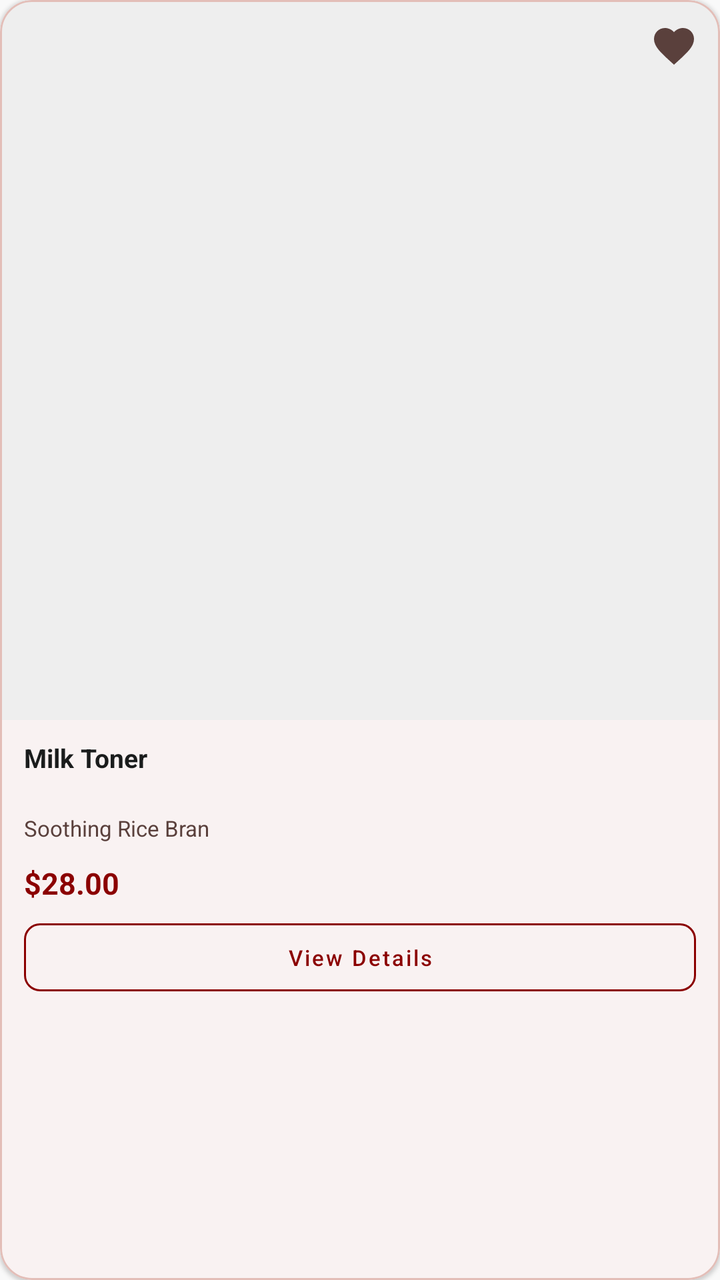
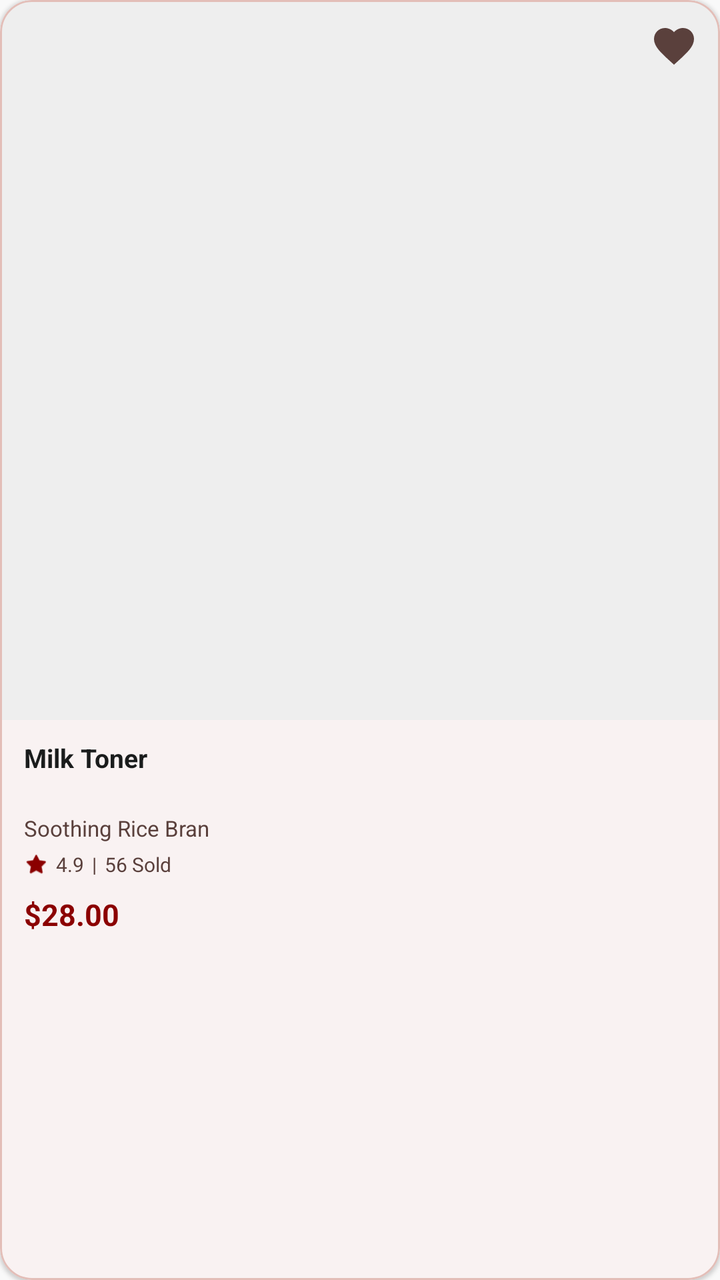

Compare the two renders of this Android layout. The source of the first and the diff that turns it into the second are given below.
<!-- AndroidManifest.xml: application theme Theme.TirTirMCommerce -->
<!-- res/layout/item_product.xml -->
<?xml version="1.0" encoding="utf-8"?>
<com.google.android.material.card.MaterialCardView xmlns:android="http://schemas.android.com/apk/res/android"
    xmlns:app="http://schemas.android.com/apk/res-auto"
    android:layout_width="match_parent"
    android:layout_height="wrap_content"
    android:layout_margin="6dp"
    app:cardCornerRadius="16dp"
    app:cardElevation="1dp"
    app:cardBackgroundColor="@color/tirtir_white"
    app:strokeWidth="1dp"
    app:strokeColor="@color/tirtir_rose_outline">

    <androidx.constraintlayout.widget.ConstraintLayout
        android:layout_width="match_parent"
        android:layout_height="wrap_content">

        
        <FrameLayout
            android:id="@+id/cardImageContainer"
            android:layout_width="0dp"
            android:layout_height="0dp"
            android:background="@color/tirtir_bg_gray"
            app:layout_constraintTop_toTopOf="parent"
            app:layout_constraintStart_toStartOf="parent"
            app:layout_constraintEnd_toEndOf="parent"
            app:layout_constraintDimensionRatio="1:1">

            
            <ImageView
                android:id="@+id/ivProductImage"
                android:layout_width="match_parent"
                android:layout_height="match_parent"
                android:scaleType="centerCrop" />

            
            <TextView
                android:id="@+id/tvDiscountBadge"
                android:layout_width="wrap_content"
                android:layout_height="wrap_content"
                android:layout_gravity="top|start"
                android:layout_margin="8dp"
                android:background="@drawable/bg_tag_primary"
                android:paddingHorizontal="7dp"
                android:paddingVertical="3dp"
                android:textColor="@color/tirtir_white"
                android:textSize="10sp"
                android:textStyle="bold"
                android:text="-10%"
                android:visibility="gone" />

            
            <FrameLayout
                android:id="@+id/soldOutOverlay"
                android:layout_width="match_parent"
                android:layout_height="match_parent"
                android:background="#99000000"
                android:visibility="gone">
                <TextView
                    android:id="@+id/tvOutOfStock"
                    android:layout_width="wrap_content"
                    android:layout_height="wrap_content"
                    android:layout_gravity="center"
                    android:text="Sold Out"
                    android:textColor="@color/tirtir_white"
                    android:textSize="14sp"
                    android:textStyle="bold"
                    android:letterSpacing="0.05"
                    android:paddingHorizontal="16dp"
                    android:paddingVertical="6dp"
                    android:background="#4DFFFFFF" />
            </FrameLayout>

            
            <ImageButton
                android:id="@+id/btnWishlistToggle"
                android:layout_width="34dp"
                android:layout_height="34dp"
                android:layout_gravity="top|end"
                android:layout_margin="6dp"
                android:background="@android:color/transparent"
                android:src="@drawable/ic_wishlist"
                app:tint="@color/tirtir_text_secondary"
                android:scaleType="centerInside"
                android:contentDescription="Wishlist" />

        </FrameLayout>

        
        <LinearLayout
            android:layout_width="0dp"
            android:layout_height="wrap_content"
            android:orientation="vertical"
            android:paddingHorizontal="12dp"
            android:paddingTop="10dp"
            android:paddingBottom="12dp"
            app:layout_constraintTop_toBottomOf="@id/cardImageContainer"
            app:layout_constraintStart_toStartOf="parent"
            app:layout_constraintEnd_toEndOf="parent">

            
            <TextView
                android:id="@+id/tvProductName"
                android:layout_width="match_parent"
                android:layout_height="wrap_content"
                android:text="Milk Toner"
                android:textColor="@color/tirtir_black"
                android:textSize="13sp"
                android:textStyle="bold"
                android:minLines="2"
                android:maxLines="2"
                android:ellipsize="end"
                android:lineSpacingMultiplier="1.1" />

            <TextView
                android:id="@+id/tvProductCategory"
                android:layout_width="match_parent"
                android:layout_height="wrap_content"
                android:layout_marginTop="2dp"
                android:text="Soothing Rice Bran"
                android:textColor="@color/tirtir_text_secondary"
                android:textSize="11sp"
                android:maxLines="1"
                android:ellipsize="end" />

            
            <LinearLayout
                android:layout_width="match_parent"
                android:layout_height="wrap_content"
                android:orientation="vertical"
                android:layout_marginTop="10dp">

                <TextView
                    android:id="@+id/tvOriginalPrice"
                    android:layout_width="wrap_content"
                    android:layout_height="wrap_content"
                    android:text="$35.00"
                    android:textColor="@color/tirtir_text_secondary"
                    android:textSize="10sp"
                    android:visibility="gone" />

                <TextView
                    android:id="@+id/tvProductPrice"
                    android:layout_width="wrap_content"
                    android:layout_height="wrap_content"
                    android:text="$28.00"
                    android:textColor="@color/tirtir_red_primary"
                    android:textSize="15sp"
                    android:textStyle="bold" />

            </LinearLayout>

            
            <com.google.android.material.button.MaterialButton
                android:id="@+id/btnViewDetails"
                android:layout_width="match_parent"
                android:layout_height="34dp"
                android:layout_marginTop="10dp"
                android:insetTop="0dp"
                android:insetBottom="0dp"
                android:text="View Details"
                android:textSize="11sp"
                android:textAllCaps="false"
                android:textColor="@color/tirtir_red_primary"
                style="@style/Widget.MaterialComponents.Button.OutlinedButton"
                app:strokeColor="@color/tirtir_red_primary"
                app:strokeWidth="1dp"
                app:cornerRadius="8dp"
                android:contentDescription="View product details" />

        </LinearLayout>

    </androidx.constraintlayout.widget.ConstraintLayout>
</com.google.android.material.card.MaterialCardView>
<!-- resources referenced by this layout -->
<resources>
  <color name="tirtir_bg_gray">#EEEEEE</color>
  <color name="tirtir_black">#1A1C1C</color>
  <color name="tirtir_red_primary">#8B0000</color>
  <color name="tirtir_rose_outline">#E3BEB8</color>
  <color name="tirtir_text_secondary">#5A403C</color>
  <color name="tirtir_white">#FFFFFF</color>
  <!-- drawable bg_tag_primary (drawable) -->
  <?xml version="1.0" encoding="utf-8"?>
  <shape xmlns:android="http://schemas.android.com/apk/res/android"
      android:shape="rectangle">
      <solid android:color="@color/tirtir_red_primary" />
      <corners android:radius="16dp" />
  </shape>
  <!-- drawable ic_wishlist (drawable) -->
  <vector xmlns:android="http://schemas.android.com/apk/res/android"
      android:width="24dp"
      android:height="24dp"
      android:viewportWidth="24.0"
      android:viewportHeight="24.0"
      android:tint="?attr/colorControlNormal">
    <path
        android:fillColor="#FF000000"
        android:pathData="M12,21.35l-1.45,-1.32C5.4,15.36 2,12.28 2,8.5 2,5.42 4.42,3 7.5,3c1.74,0 3.41,0.81 4.5,2.09C13.09,3.81 14.76,3 16.5,3 19.58,3 22,5.42 22,8.5c0,3.78 -3.4,6.86 -8.55,11.54L12,21.35z"/>
  </vector>
  <style name="Theme.TirTirMCommerce" parent="Base.Theme.TirTirMCommerce" />
  <style name="Base.Theme.TirTirMCommerce" parent="Theme.Material3.DayNight.NoActionBar">
          
          <item name="colorPrimary">@color/tirtir_red_primary</item>
          <item name="colorPrimaryDark">@color/tirtir_red_dark</item>
          <item name="colorPrimaryContainer">@color/tirtir_red_surface</item>
  
          
          <item name="colorOnPrimary">@color/tirtir_white</item>
          <item name="colorOnPrimaryContainer">@color/tirtir_red_primary</item>
  
          
          <item name="colorSecondary">@color/tirtir_black</item>
          <item name="colorOnSecondary">@color/tirtir_white</item>
          <item name="colorSecondaryContainer">@color/tirtir_red_surface</item>
          <item name="colorOnSecondaryContainer">@color/tirtir_red_primary</item>
  
          
          <item name="colorSurface">@color/tirtir_white</item>
          <item name="colorOnSurface">@color/tirtir_black</item>
          <item name="colorSurfaceVariant">@color/tirtir_off_white</item>
  
          
          <item name="android:windowBackground">@color/tirtir_off_white</item>
          <item name="android:statusBarColor">@color/tirtir_white</item>
          <item name="android:windowLightStatusBar">true</item>
  
          
          <item name="colorError">@color/tirtir_error</item>
      </style>
  <color name="tirtir_red_dark">#610000</color>
  <color name="tirtir_red_surface">#FFF4F3</color>
  <color name="tirtir_off_white">#F9F9F9</color>
  <color name="tirtir_error">#D32F2F</color>
</resources>

<!-- the commit's change to res/layout/item_product.xml (unified diff, before → after) -->
@@ -126,8 +126,49 @@
             <LinearLayout
                 android:layout_width="match_parent"
                 android:layout_height="wrap_content"
+                android:orientation="horizontal"
+                android:gravity="center_vertical"
+                android:layout_marginTop="4dp">
+
+                <ImageView
+                    android:layout_width="12dp"
+                    android:layout_height="12dp"
+                    android:src="@android:drawable/btn_star_big_on"
+                    app:tint="@color/tirtir_red_primary" />
+                
+                <TextView
+                    android:id="@+id/tvRatingCount"
+                    android:layout_width="wrap_content"
+                    android:layout_height="wrap_content"
+                    android:layout_marginStart="4dp"
+                    android:text="4.9"
+                    android:textColor="@color/tirtir_text_secondary"
+                    android:textSize="10sp" />
+
+                <TextView
+                    android:layout_width="wrap_content"
+                    android:layout_height="wrap_content"
+                    android:layout_marginStart="4dp"
+                    android:layout_marginEnd="4dp"
+                    android:text="|"
+                    android:textColor="@color/tirtir_text_secondary"
+                    android:textSize="10sp" />
+
+                <TextView
+                    android:id="@+id/tvSoldCount"
+                    android:layout_width="wrap_content"
+                    android:layout_height="wrap_content"
+                    android:text="56 Sold"
+                    android:textColor="@color/tirtir_text_secondary"
+                    android:textSize="10sp" />
+            </LinearLayout>
+
+            
+            <LinearLayout
+                android:layout_width="match_parent"
+                android:layout_height="wrap_content"
                 android:orientation="vertical"
-                android:layout_marginTop="10dp">
+                android:layout_marginTop="8dp">
 
                 <TextView
                     android:id="@+id/tvOriginalPrice"
@@ -149,23 +190,7 @@
 
             </LinearLayout>
 
-            
-            <com.google.android.material.button.MaterialButton
-                android:id="@+id/btnViewDetails"
-                android:layout_width="match_parent"
-                android:layout_height="34dp"
-                android:layout_marginTop="10dp"
-                android:insetTop="0dp"
-                android:insetBottom="0dp"
-                android:text="View Details"
-                android:textSize="11sp"
-                android:textAllCaps="false"
-                android:textColor="@color/tirtir_red_primary"
-                style="@style/Widget.MaterialComponents.Button.OutlinedButton"
-                app:strokeColor="@color/tirtir_red_primary"
-                app:strokeWidth="1dp"
-                app:cornerRadius="8dp"
-                android:contentDescription="View product details" />
+
 
         </LinearLayout>
 
